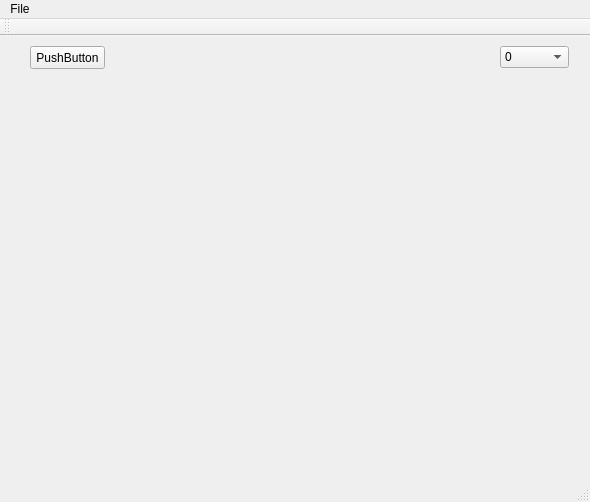
MagMauk/JackalsPyramid, file mainwindow.ui: the form before one commit.
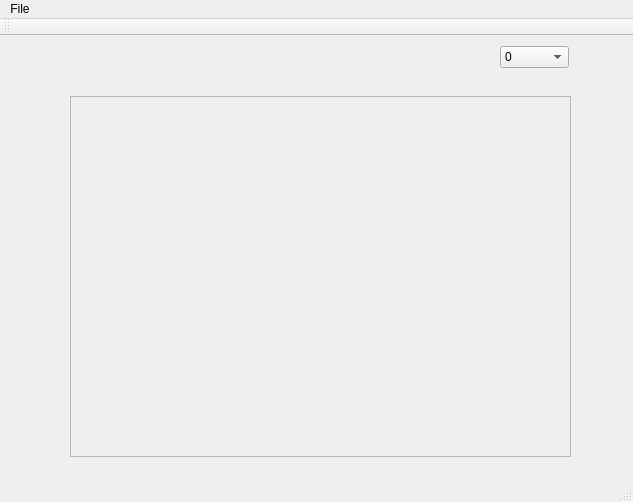
The form after the commit.

```diff
--- a/mainwindow.ui
+++ b/mainwindow.ui
@@ -6,7 +6,7 @@
    <rect>
     <x>0</x>
     <y>0</y>
-    <width>590</width>
+    <width>633</width>
     <height>502</height>
    </rect>
   </property>
@@ -45,17 +45,17 @@
      </property>
     </item>
    </widget>
-   <widget class="QPushButton" name="pushButton">
+   <widget class="QScrollArea" name="scrollArea">
     <property name="geometry">
      <rect>
-      <x>30</x>
-      <y>10</y>
-      <width>75</width>
-      <height>23</height>
+      <x>70</x>
+      <y>60</y>
+      <width>501</width>
+      <height>361</height>
      </rect>
     </property>
-    <property name="text">
-     <string>PushButton</string>
+    <property name="widgetResizable">
+     <bool>true</bool>
     </property>
    </widget>
   </widget>
@@ -64,7 +64,7 @@
     <rect>
      <x>0</x>
      <y>0</y>
-     <width>590</width>
+     <width>633</width>
      <height>21</height>
     </rect>
    </property>
```
Left out of the diff: 23 changed lines with no effect on the pictures.
